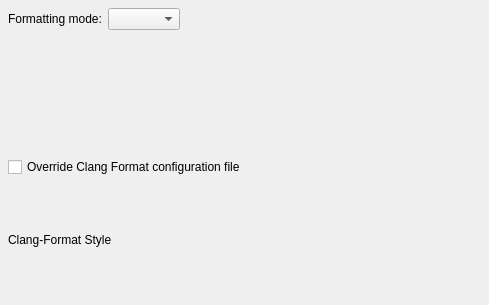
This is src/plugins/clangformat/clangformatconfigwidget.ui in qt-creator/qt-creator as Qt 5 draws it before an edit. The edited form follows.
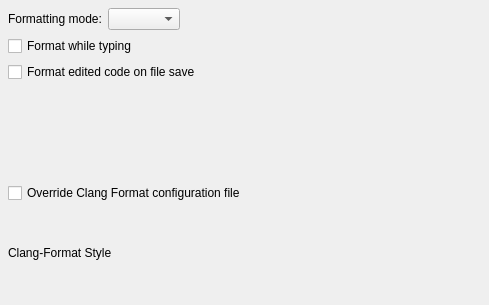
This is the edited form.

Patch:
```diff
--- a/src/plugins/clangformat/clangformatconfigwidget.ui
+++ b/src/plugins/clangformat/clangformatconfigwidget.ui
@@ -53,6 +53,20 @@
      </item>
     </layout>
    </item>
+   <item>
+    <widget class="QCheckBox" name="formatWhileTyping">
+     <property name="text">
+      <string>Format while typing</string>
+     </property>
+    </widget>
+   </item>
+   <item>
+    <widget class="QCheckBox" name="formatOnSave">
+     <property name="text">
+      <string>Format edited code on file save</string>
+     </property>
+    </widget>
+   </item>
    <item>
     <widget class="QLabel" name="projectHasClangFormat">
      <property name="text">
```
Left out of the diff: 4 changed lines with no effect on the pictures.
